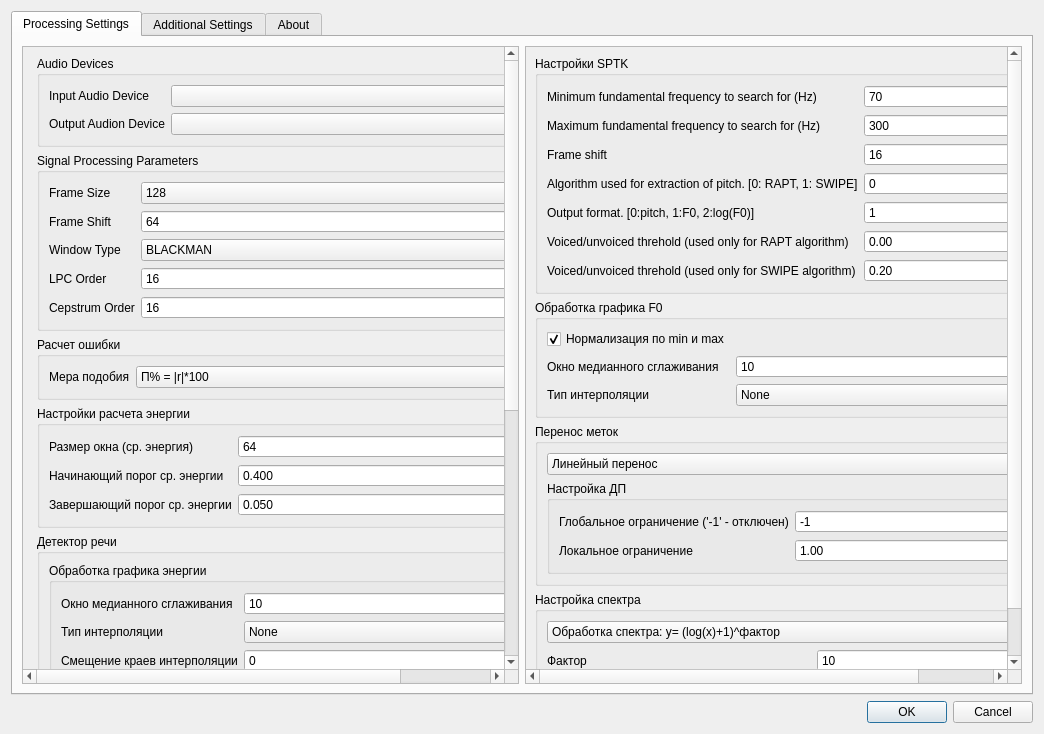
zhitko/inton-trainer, file settingsdialog.ui: the form before one commit.
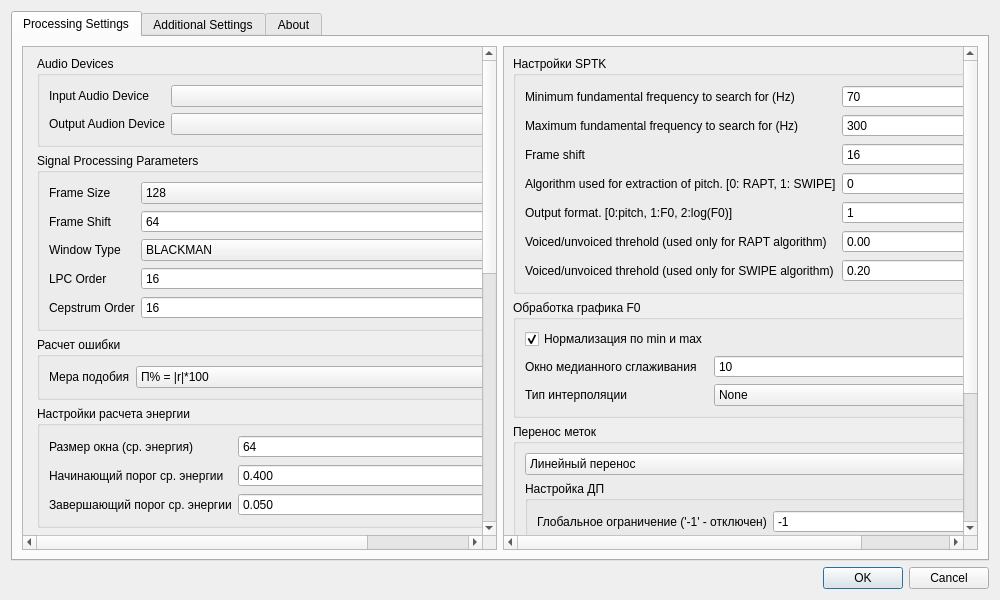
The form after the commit. Icons and pictures are not drawn.

Diff of the .ui file:
```diff
--- a/settingsdialog.ui
+++ b/settingsdialog.ui
@@ -6,8 +6,8 @@
    <rect>
     <x>0</x>
     <y>0</y>
-    <width>1044</width>
-    <height>734</height>
+    <width>1000</width>
+    <height>600</height>
    </rect>
   </property>
   <property name="windowTitle">
@@ -43,7 +43,7 @@
           <property name="geometry">
            <rect>
             <x>0</x>
-            <y>-260</y>
+            <y>0</y>
             <width>528</width>
             <height>947</height>
            </rect>
@@ -687,7 +687,7 @@
             <x>0</x>
             <y>0</y>
             <width>505</width>
-            <height>624</height>
+            <height>598</height>
            </rect>
           </property>
           <layout class="QHBoxLayout" name="horizontalLayout_3">
```
